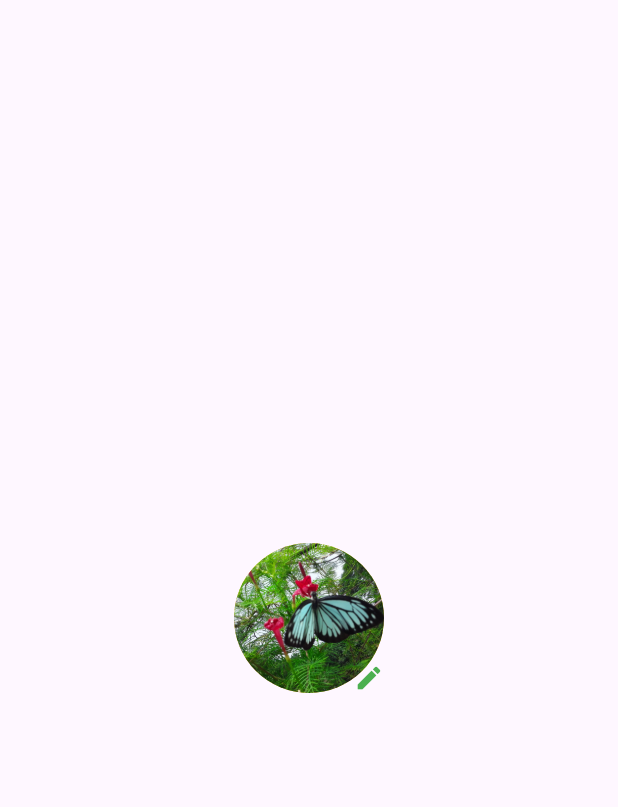
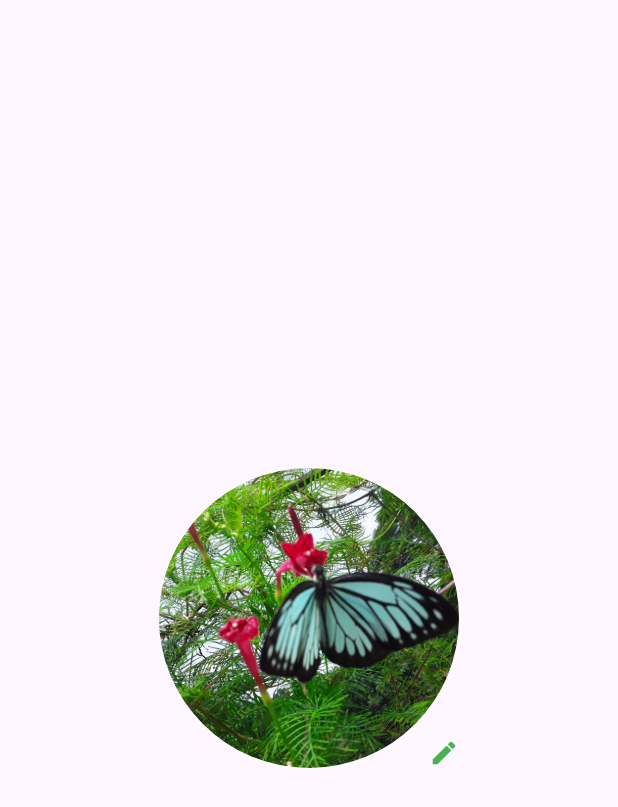
Before and after one commit to arafatmisbawebdeveloper/flutter_1st_try, a Flutter app: the Circleavatarguide screen opened directly, on a phone screen of 412 x 824 dp. Shown: the top 807 px of the screen. Run offline on Flutter 3.47's test engine with Material 3 defaults, Android fonts, the phone set to English and light mode, and no system bars.

```diff
--- a/lib/class4/CircleAvatarGuide/circleAvatarGuide.dart
+++ b/lib/class4/CircleAvatarGuide/circleAvatarGuide.dart
@@ -8,8 +8,8 @@ class Circleavatarguide extends StatelessWidget {
     return const Scaffold(
       body: Center(
         child: CircleAvatar(
-          radius: 50,
-          backgroundColor: Colors.amberAccent,
+          radius: 100,
+          backgroundColor: Colors.white,
           // ignore: prefer_const_constructors
           backgroundImage: AssetImage("assets/images/prosecond.jpg"),
           child: Align(
```
Also changed, not shown: lib/class8_to_12/DrawerGuide/drawerguide.dart (added), lib/class8_to_12/NavigationGuide/navigation.dart (added).
